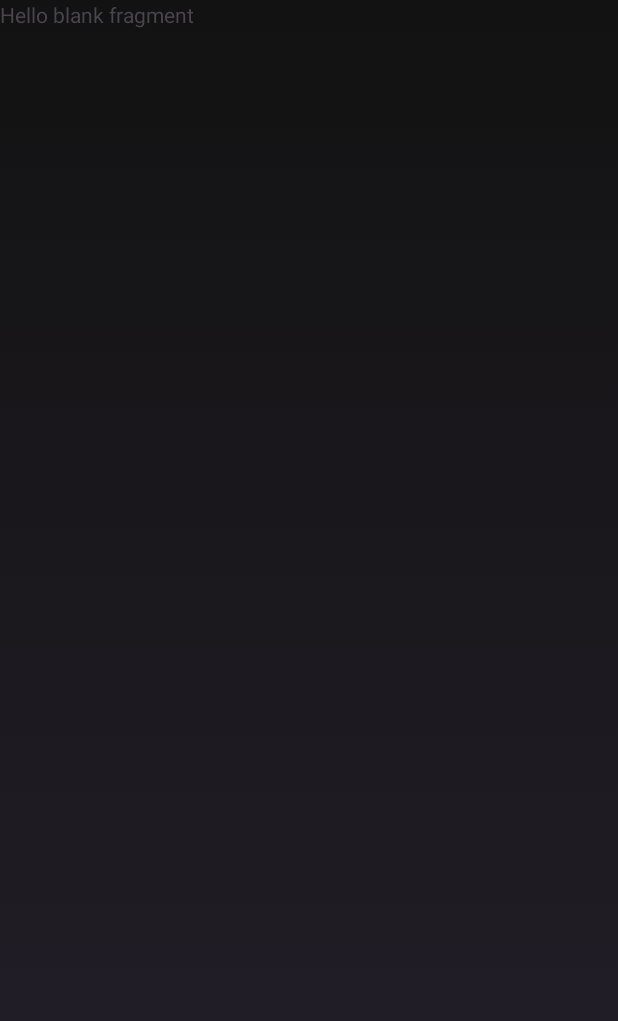
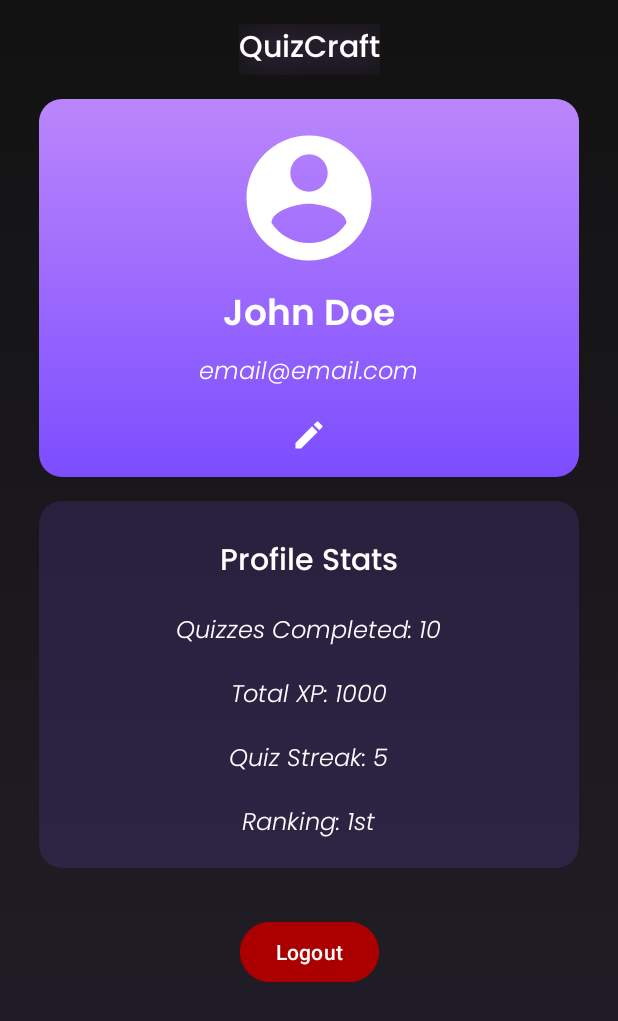
Before and after one commit to iryansa/QuizCraft, an Android app: the layout fragment_profile.xml on its own in the app's theme, with its tools: preview values and no code run, on a phone screen of 412 x 824 dp. Shown: the top 1021 px of the screen. Run offline under Robolectric (Android 15) with nearby library versions, the phone set to English and light mode, and no system bars.

Commit message:
profile section

```diff
--- /dev/null
+++ b/QuizCraft/app/src/main/res/drawable/edit.xml
@@ -0,0 +1,5 @@
+<vector xmlns:android="http://schemas.android.com/apk/res/android" android:height="24dp" android:tint="#FFFFFF" android:viewportHeight="24" android:viewportWidth="24" android:width="24dp">
+
+    <path android:fillColor="@android:color/white" android:pathData="M3,17.25V21h3.75L17.81,9.94l-3.75,-3.75L3,17.25zM20.71,7.04c0.39,-0.39 0.39,-1.02 0,-1.41l-2.34,-2.34c-0.39,-0.39 -1.02,-0.39 -1.41,0l-1.83,1.83 3.75,3.75 1.83,-1.83z"/>
+
+</vector>
--- a/QuizCraft/app/src/main/res/layout/fragment_profile.xml
+++ b/QuizCraft/app/src/main/res/layout/fragment_profile.xml
@@ -1,15 +1,169 @@
 <?xml version="1.0" encoding="utf-8"?>
-<FrameLayout xmlns:android="http://schemas.android.com/apk/res/android"
+<androidx.constraintlayout.widget.ConstraintLayout xmlns:android="http://schemas.android.com/apk/res/android"
+    xmlns:app="http://schemas.android.com/apk/res-auto"
     xmlns:tools="http://schemas.android.com/tools"
     android:layout_width="match_parent"
     android:layout_height="match_parent"
     android:background="@drawable/bg_gradient"
     tools:context=".ui.profile.Profile">
 
-    <!-- TODO: Update blank fragment layout -->
+    <!-- Main Title -->
     <TextView
-        android:layout_width="match_parent"
-        android:layout_height="match_parent"
-        android:text="@string/hello_blank_fragment" />
+        android:id="@+id/maintitle3"
+        android:layout_width="wrap_content"
+        android:layout_height="wrap_content"
+        android:layout_marginTop="16dp"
+        android:fontFamily="@font/poppinsmedium"
+        android:shadowColor="#BB86FC"
+        android:shadowDx="0"
+        android:shadowDy="0"
+        android:shadowRadius="40"
+        android:text="QuizCraft"
+        android:textAlignment="center"
+        android:textColor="@color/white"
+        android:textSize="20sp"
+        app:layout_constraintTop_toTopOf="parent"
+        app:layout_constraintStart_toStartOf="parent"
+        app:layout_constraintEnd_toEndOf="parent" />
 
-</FrameLayout>
+    <!-- Profile Card -->
+    <LinearLayout
+        android:id="@+id/profile_card"
+
+        android:layout_width="360dp"
+        android:layout_height="wrap_content"
+        android:orientation="vertical"
+        android:background="@drawable/cards_bg1"
+        android:padding="16dp"
+        app:layout_constraintTop_toBottomOf="@id/maintitle3"
+        app:layout_constraintStart_toStartOf="parent"
+        app:layout_constraintEnd_toEndOf="parent"
+        android:layout_marginTop="16dp">
+
+        <ImageView
+            android:id="@+id/profile_image"
+            android:layout_width="100dp"
+            android:layout_height="100dp"
+            android:layout_gravity="center_horizontal"
+            android:src="@drawable/account_placeholder" />
+
+        <TextView
+            android:id="@+id/profile_name"
+            android:layout_width="wrap_content"
+            android:layout_height="wrap_content"
+            android:text="John Doe"
+            android:textSize="24sp"
+            android:textColor="@color/white"
+            android:fontFamily="@font/poppinssemibold"
+            android:layout_gravity="center_horizontal"
+            android:layout_marginTop="8dp" />
+
+        <TextView
+            android:id="@+id/profile_email"
+            android:layout_width="wrap_content"
+            android:layout_height="wrap_content"
+            android:text="email@email.com"
+            android:textSize="16sp"
+            android:textColor="@color/white"
+            android:fontFamily="@font/poppinslightitalic"
+            android:layout_gravity="center_horizontal"
+            android:layout_marginTop="4dp" />
+
+        <ImageView
+            android:id="@+id/edit_profile"
+            android:layout_width="wrap_content"
+            android:layout_height="wrap_content"
+            android:src="@drawable/edit"
+            android:layout_gravity="center_horizontal"
+            android:layout_marginTop="16dp"
+            android:clickable="true"
+            android:focusable="true" />
+
+    </LinearLayout>
+
+    <!-- Profile Stats Card -->
+    <LinearLayout
+        android:id="@+id/stats_card"
+        android:layout_width="360dp"
+
+        android:layout_height="wrap_content"
+        android:orientation="vertical"
+        android:background="@drawable/card_layout_bg1"
+        android:padding="16dp"
+        app:layout_constraintTop_toBottomOf="@id/profile_card"
+        app:layout_constraintStart_toStartOf="parent"
+        app:layout_constraintEnd_toEndOf="parent"
+        android:layout_marginTop="16dp">
+
+        <TextView
+            android:id="@+id/maintitle4"
+            android:layout_width="wrap_content"
+            android:layout_height="wrap_content"
+            android:text="Profile Stats"
+            android:textAlignment="center"
+            android:textColor="@color/white"
+            android:textSize="20sp"
+            android:fontFamily="@font/poppinsmedium"
+            android:layout_gravity="center_horizontal"
+            android:layout_marginTop="8dp" />
+
+        <TextView
+            android:id="@+id/quiz_completed"
+            android:layout_width="wrap_content"
+            android:layout_height="wrap_content"
+            android:text="Quizzes Completed: 10"
+            android:textColor="@color/white"
+            android:textSize="16sp"
+            android:fontFamily="@font/poppinslightitalic"
+            android:layout_gravity="center_horizontal"
+            android:layout_marginTop="16dp" />
+
+        <TextView
+            android:id="@+id/total_xp"
+            android:layout_width="wrap_content"
+            android:layout_height="wrap_content"
+            android:text="Total XP: 1000"
+            android:textColor="@color/white"
+            android:textSize="16sp"
+            android:fontFamily="@font/poppinslightitalic"
+            android:layout_gravity="center_horizontal"
+            android:layout_marginTop="16dp" />
+
+        <TextView
+            android:id="@+id/quiz_streak"
+            android:layout_width="wrap_content"
+            android:layout_height="wrap_content"
+            android:text="Quiz Streak: 5"
+            android:textColor="@color/white"
+            android:textSize="16sp"
+            android:fontFamily="@font/poppinslightitalic"
+            android:layout_gravity="center_horizontal"
+            android:layout_marginTop="16dp" />
+
+        <TextView
+            android:id="@+id/ranking"
+            android:layout_width="wrap_content"
+            android:layout_height="wrap_content"
+            android:text="Ranking: 1st"
+            android:textColor="@color/white"
+            android:textSize="16sp"
+            android:fontFamily="@font/poppinslightitalic"
+            android:layout_gravity="center_horizontal"
+            android:layout_marginTop="16dp" />
+
+    </LinearLayout>
+
+    <!-- Logout Button -->
+    <Button
+        android:id="@+id/logout_button"
+        android:layout_width="wrap_content"
+        android:layout_height="wrap_content"
+        android:layout_marginTop="32dp"
+        android:backgroundTint="#AB0000"
+        android:text="Logout"
+        android:textColor="@color/white"
+        app:layout_constraintTop_toBottomOf="@id/stats_card"
+        app:layout_constraintStart_toStartOf="parent"
+        app:layout_constraintEnd_toEndOf="parent" />
+
+</androidx.constraintlayout.widget.ConstraintLayout>
```
